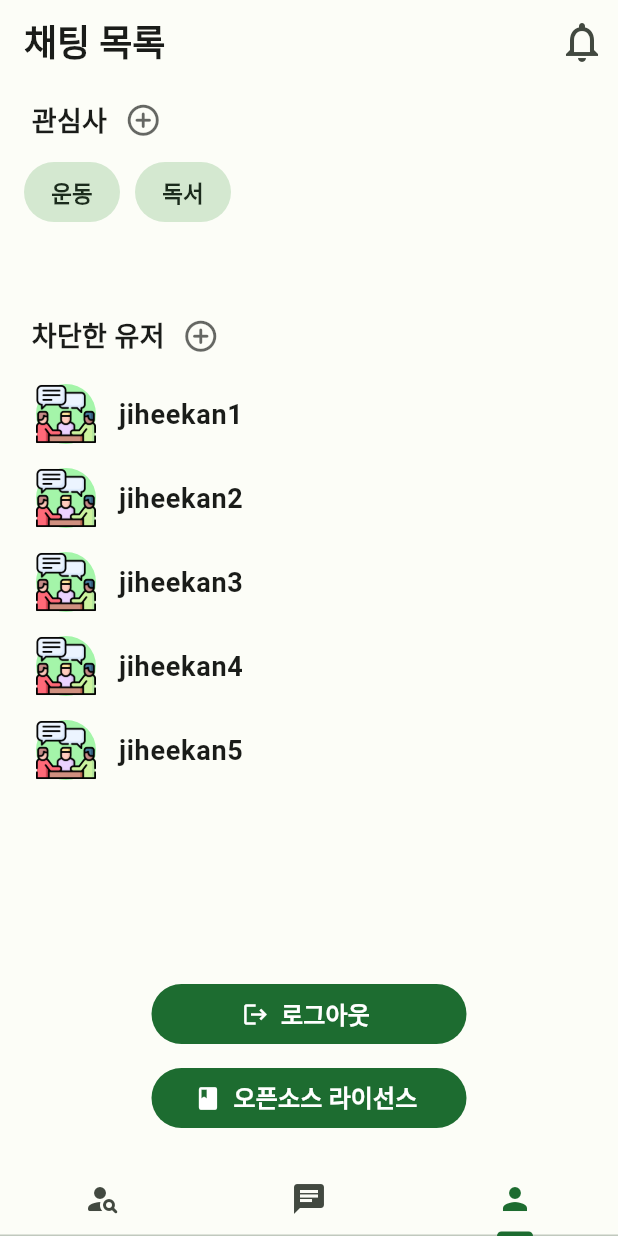
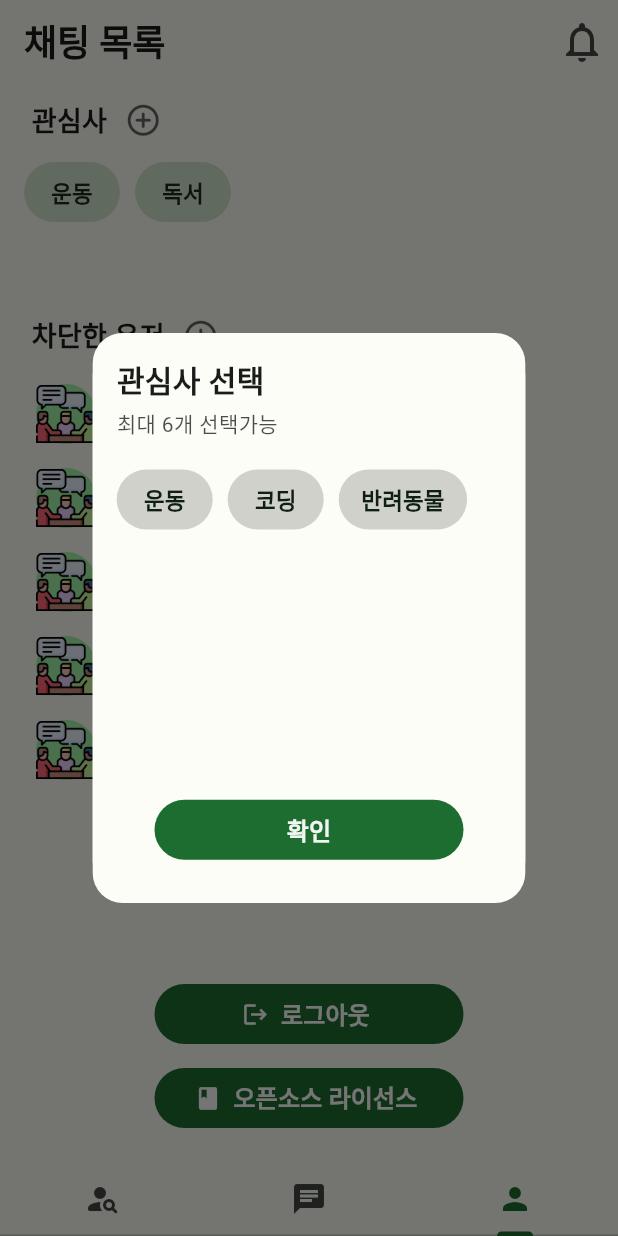
Before and after one commit to tjdwns5063/match_42, a Flutter app: the MainLayout screen opened by its route, item 3 of the bottom bar chosen, after a tap on the "add circle outline" icon, on a phone screen of 412 x 824 dp. Run offline on Flutter 3.47's test engine with Material 2 defaults, Android fonts, the phone set to English and light mode, and no system bars; our stand-ins replace cloud_firestore, firebase_core, go_router; accounts and stored records are empty.

Commit message:
Feat: interestview관심사 선택 다이얼로그 추가

```diff
--- /dev/null
+++ b/lib/ui/interest_list.dart
@@ -0,0 +1,110 @@
+import 'package:flutter/material.dart';
+import 'package:match_42/ui/my_page.dart';
+
+class InterestView extends StatelessWidget {
+  // const InterestView({super.key});
+  List<Interest> interestList;
+  final Function onPressed;
+  InterestView(List<Interest> interestList, Function onPressed)
+      : this.interestList = interestList,
+        this.onPressed = onPressed;
+
+  @override
+  Widget build(BuildContext context) {
+    ColorScheme colorScheme = Theme.of(context).colorScheme;
+    return Dialog(
+      child: Container(
+        width: MediaQuery.of(context).size.width * 0.7,
+        height: 380,
+        decoration: BoxDecoration(
+          borderRadius: BorderRadius.circular(20),
+          color: colorScheme.background,
+        ),
+        child: Column(
+          children: [
+            SizedBox(
+              width: double.infinity,
+              child: Padding(
+                padding: const EdgeInsets.all(16),
+                child: Column(
+                    mainAxisAlignment: MainAxisAlignment.start,
+                    children: [
+                      SizedBox(
+                        width: double.infinity,
+                        height: 34,
+                        child: Text('관심사 선택',
+                            style: TextStyle(
+                              color: colorScheme.onBackground,
+                              fontSize: 20,
+                              fontWeight: FontWeight.bold,
+                            )),
+                      ),
+                      SizedBox(
+                        width: double.infinity,
+                        child: Text('최대 6개 선택가능',
+                            style: TextStyle(
+                              color: colorScheme.onBackground.withAlpha(200),
+                            )),
+                      ),
+                    ]),
+              ),
+            ),
+            Expanded(
+              flex: 2,
+              child: SizedBox(
+                width: double.infinity,
+                child: Padding(
+                  padding: const EdgeInsets.fromLTRB(16.0, 0, 16.0, 0),
+                  child: Wrap(
+                    spacing: 10.0,
+                    runSpacing: 8.0,
+                    alignment: WrapAlignment.start,
+                    children: [
+                      for (int i = 0; i < interestList.length; ++i)
+                        TextButton(
+                            onPressed: () => onPressed(i),
+                            style: TextButton.styleFrom(
+                              backgroundColor: !interestList[i].isSelect
+                                  ? colorScheme.onBackground.withAlpha(50)
+                                  : colorScheme.secondaryContainer,
+                              padding: const EdgeInsets.fromLTRB(15, 0, 15, 0),
+                            ),
+                            child: Text(interestList[i].title,
+                                style: TextStyle(
+                                  color: colorScheme.onSecondaryContainer,
+                                  fontSize: 15,
+                                  fontWeight: FontWeight.bold,
+                                ))),
+                    ],
+                  ),
+                ),
+              ),
+            ),
+            Expanded(
+              child: Center(
+                child: TextButton(
+                  onPressed: null,
+                  style: TextButton.styleFrom(
+                    backgroundColor: colorScheme.primary,
+                    padding: const EdgeInsets.fromLTRB(15, 0, 15, 0),
+                    fixedSize: Size.fromWidth(
+                      MediaQuery.of(context).size.width * 0.5,
+                    ),
+                  ),
+                  child: Text(
+                    '확인',
+                    style: TextStyle(
+                      color: colorScheme.onPrimary.withAlpha(240),
+                      fontSize: 16,
+                      fontWeight: FontWeight.bold,
+                    ),
+                  ),
+                ),
+              ),
+            ),
+          ],
+        ),
+      ),
+    );
+  }
+}
--- a/lib/ui/my_page.dart
+++ b/lib/ui/my_page.dart
@@ -1,21 +1,49 @@
 import 'package:flutter/material.dart';
 import 'package:match_42/ui/main_layout.dart';
+import 'package:match_42/ui/interest_list.dart';
 
-class MyPage extends StatelessWidget {
+class Interest {
+  String title;
+  bool isSelect;
+
+  Interest(
+    this.title,
+    this.isSelect,
+  );
+}
+
+class MyPage extends StatefulWidget {
   const MyPage({super.key});
+
+  @override
+  State<MyPage> createState() => _MyPageState();
+}
+
+class _MyPageState extends State<MyPage> {
+  List<Interest> interestList = [
+    Interest('운동', false),
+    Interest('코딩', false),
+    Interest('반려동물', false),
+  ];
+
+  void onPressed(int index) {
+    setState(() {
+      interestList[index].isSelect = !interestList[index].isSelect;
+    });
+  }
 
   @override
   Widget build(BuildContext context) {
     return Column(
       children: [
         Expanded(
-          child: Interest(),
+          child: SelectedInterest(interestList, onPressed),
         ),
-        Expanded(
+        const Expanded(
           flex: 3,
           child: BlockUser(),
         ),
-        Expanded(
+        const Expanded(
           child: Logout(),
         ),
       ],
@@ -23,8 +51,10 @@ class MyPage extends StatelessWidget {
   }
 }
 
-class Interest extends StatelessWidget {
-  const Interest({super.key});
+class SelectedInterest extends StatelessWidget {
+  List<Interest> interestList;
+  final Function onPressed;
+  SelectedInterest(this.interestList, this.onPressed, {super.key});
 
   @override
   Widget build(BuildContext context) {
@@ -45,7 +75,12 @@ class Interest extends StatelessWidget {
                 ),
               ),
               IconButton(
-                  onPressed: () {},
+                  onPressed: () {
+                    showDialog(
+                        context: context,
+                        builder: (context) =>
+                            InterestView(interestList, onPressed));
+                  },
                   icon: Icon(
                     Icons.add_circle_outline_rounded,
                     size: 25.0,
@@ -66,7 +101,7 @@ class Interest extends StatelessWidget {
                     onPressed: null,
                     style: TextButton.styleFrom(
                       backgroundColor: colorScheme.secondaryContainer,
-                      padding: const EdgeInsets.all(1),
+                      padding: const EdgeInsets.fromLTRB(15, 0, 15, 0),
                     ),
                     child: Text(
                       '운동',
@@ -81,7 +116,7 @@ class Interest extends StatelessWidget {
                     onPressed: null,
                     style: TextButton.styleFrom(
                       backgroundColor: colorScheme.secondaryContainer,
-                      padding: const EdgeInsets.all(1),
+                      padding: const EdgeInsets.fromLTRB(15, 0, 15, 0),
                     ),
                     child: Text(
                       '독서',
@@ -184,7 +219,7 @@ class Logout extends StatelessWidget {
           onPressed: () {},
           style: TextButton.styleFrom(
             backgroundColor: colorScheme.primary,
-            fixedSize: const Size.fromWidth(210),
+            fixedSize: Size.fromWidth(MediaQuery.of(context).size.width * 0.5),
             elevation: 0,
           ),
           icon: Icon(
@@ -205,7 +240,7 @@ class Logout extends StatelessWidget {
           onPressed: () {},
           style: TextButton.styleFrom(
             backgroundColor: colorScheme.primary,
-            fixedSize: const Size.fromWidth(210),
+            fixedSize: Size.fromWidth(MediaQuery.of(context).size.width * 0.5),
             elevation: 0,
           ),
           icon: Icon(
```
